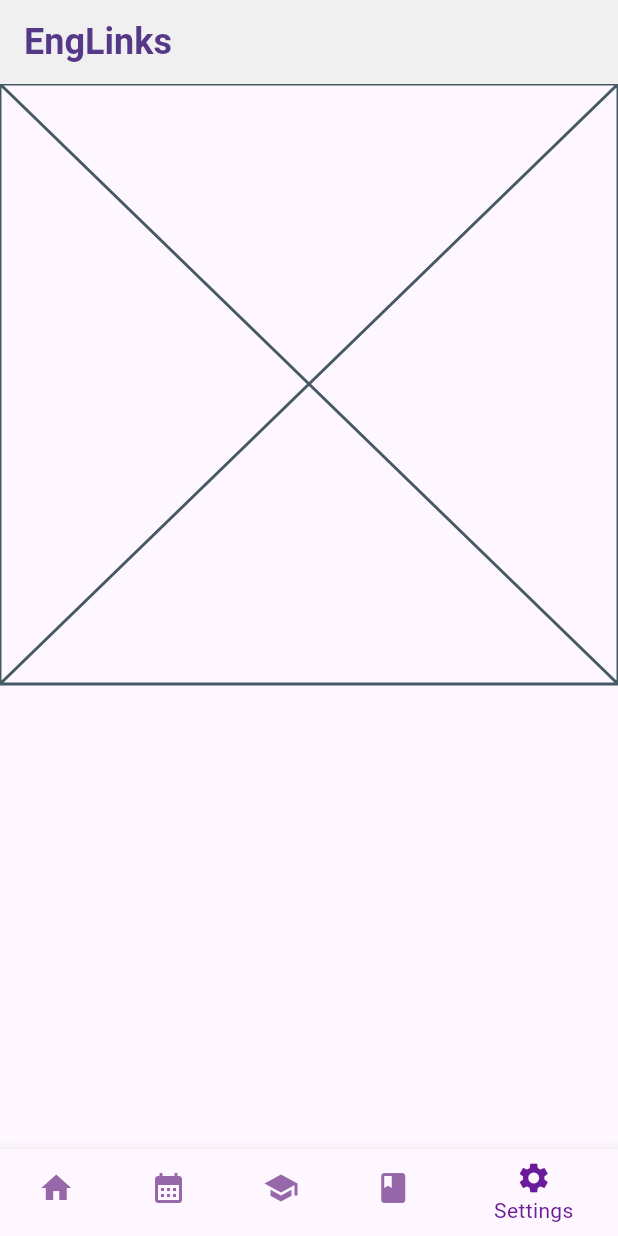
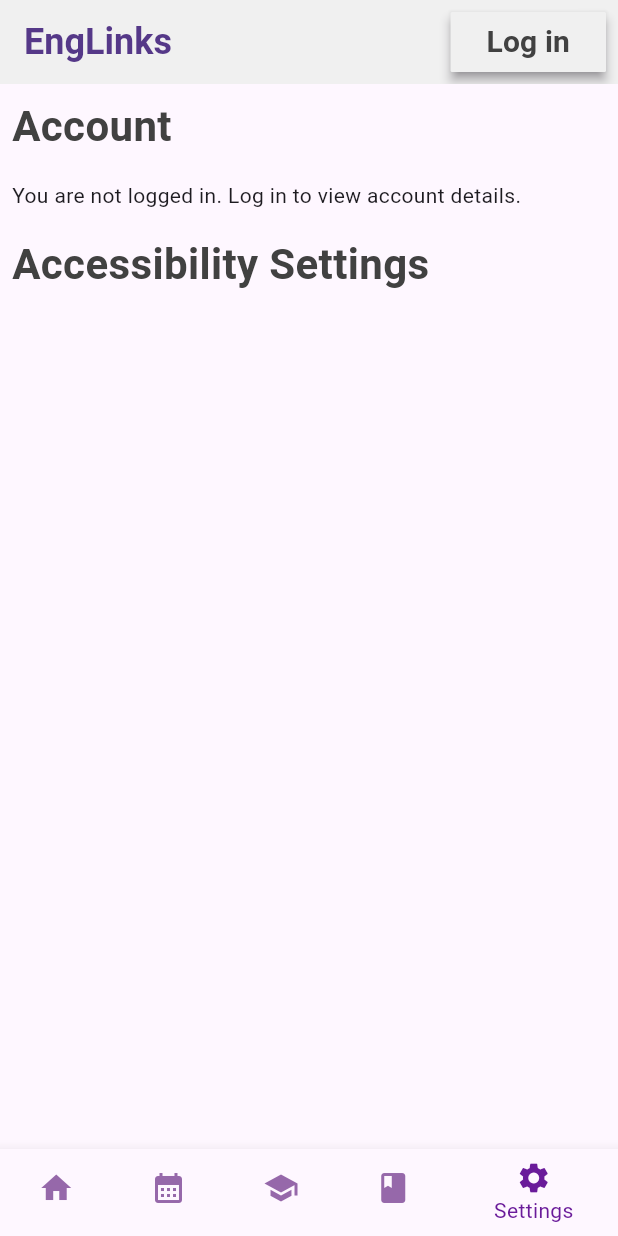
Before and after one commit to ebajec/EngLinks-App, a Flutter app: the screen it shows after launch, item 5 of the bottom bar chosen, on a phone screen of 412 x 824 dp. Run offline on Flutter 3.47's test engine with Material 2 defaults, Android fonts, the phone set to English and light mode, and no system bars; our stand-ins replace basic_utils, table_calendar; missing offline and left inert: dart:html; Roboto replaces fonts that are missing (Helvetica).

Commit message:
refactored code for login page

```diff
--- a/lib/app_state.dart
+++ b/lib/app_state.dart
@@ -1,5 +1,5 @@
 import 'package:flutter/material.dart';
-import 'package:provider/provider.dart';
+import 'login.dart';
 
 /*
 * Global application state.  Only add stuff to this which will need to be shared
@@ -8,14 +8,10 @@ user settings.  Other information pertaining to the state of a particular page
 should be contained within the state of that page.
 */
 class AppState extends ChangeNotifier {
-  String username = '';
-  void setGlobUserEmail(String user) {
-    username = user;
-  }
+  AccountInfo accountInfo = AccountInfo();
 
-  String password = '';
-  void setGlobPassword(String pass) {
-    password = pass;
+  bool isLoggedIn() {
+    return accountInfo.retrieveName() != null;
   }
 }
 
--- a/lib/main.dart
+++ b/lib/main.dart
@@ -1,3 +1,4 @@
+import 'package:englinks_app/login.dart';
 import 'package:flutter/material.dart';
 import 'package:provider/provider.dart';
 import 'app_state.dart';
@@ -49,7 +50,7 @@ class _MainDisplayState extends State<MainDisplay> {
     EventsPage(),
     TutorPage(),
     ResourcePage(),
-    Placeholder()
+    OptionsPage(),
   ];
 
   @override
@@ -68,6 +69,8 @@ class _MainDisplayState extends State<MainDisplay> {
           "EngLinks",
           style: MyTextStyles.appBarLarge(context),
         ),
+        //Item in top left corner changes depending on login status
+        actions: [AccountButton(loginState: appState.isLoggedIn())],
         backgroundColor: Color.fromARGB(255, 240, 240, 240),
       ),
       body: SingleChildScrollView(
@@ -107,3 +110,49 @@ class _MainDisplayState extends State<MainDisplay> {
     );
   }
 }
+
+class AccountButton extends StatelessWidget {
+  const AccountButton({
+    required this.loginState,
+    super.key,
+  });
+
+  final bool loginState;
+
+  @override
+  Widget build(BuildContext context) {
+    var appState = context.watch<AppState>();
+
+    List<Widget> elements = [];
+    if (!loginState) {
+      elements = [
+        Padding(
+          padding: const EdgeInsets.all(8.0),
+          child: ElevatedButton(
+              onPressed: () {
+                Navigator.push(
+                  context,
+                  MaterialPageRoute(builder: (context) => LoginForm()),
+                );
+              },
+              style: ElevatedButton.styleFrom(
+                foregroundColor: Theme.of(context).colorScheme.secondary,
+                backgroundColor: Color.fromARGB(255, 240, 240, 240),
+                shadowColor: Theme.of(context).colorScheme.outline,
+                elevation: 3,
+                shape: RoundedRectangleBorder(
+                    borderRadius: BorderRadius.circular(1)),
+                minimumSize: Size(100, 50),
+              ),
+              child: Text('Log in', style: MyTextStyles.boldSmall(context))),
+        )
+      ];
+    } else {
+      elements = [Text('Logged in as ${appState.accountInfo.retrieveName()}')];
+    }
+
+    return Row(
+      children: elements,
+    );
+  }
+}
--- /dev/null
+++ b/lib/misc_widgets.dart
@@ -0,0 +1,25 @@
+import 'package:flutter/material.dart';
+
+class AlignedText extends StatelessWidget {
+  final String text;
+  final AlignmentGeometry alignment;
+  final TextStyle style;
+
+  const AlignedText({
+    Key? key,
+    required this.text,
+    required this.alignment,
+    this.style = const TextStyle(),
+  }) : super(key: key);
+
+  @override
+  Widget build(BuildContext context) {
+    return Align(
+      alignment: alignment,
+      child: Padding(
+        padding: const EdgeInsets.all(8.0),
+        child: Text(text, style: style),
+      ),
+    );
+  }
+}
--- a/lib/my_styles.dart
+++ b/lib/my_styles.dart
@@ -33,6 +33,14 @@ class MyTextStyles {
         color: Color.fromARGB(255, 65, 65, 65));
   }
 
+  static TextStyle boldSmall(BuildContext context) {
+    return TextStyle(
+        fontSize: 20,
+        fontFamily: 'Helvetica',
+        fontWeight: FontWeight.bold,
+        color: Color.fromARGB(255, 65, 65, 65));
+  }
+
   static TextStyle buttonLarge(BuildContext context) {
     return TextStyle(
       fontSize: 42,
--- a/lib/options_page.dart
+++ b/lib/options_page.dart
@@ -1,5 +1,7 @@
 import 'package:flutter/material.dart';
 import 'package:provider/provider.dart';
+import 'my_styles.dart';
+import 'misc_widgets.dart';
 import 'app_state.dart';
 
 /*This should mostly just be accessibility options and login settings. */
@@ -13,156 +15,59 @@ class OptionsPage extends StatefulWidget {
 class _OptionsPageState extends State<OptionsPage> {
   @override
   Widget build(BuildContext context) {
+    var appState = context.watch<AppState>();
 
-    return MyApp();
-  }
-}
-
-class MyApp extends StatelessWidget {
-  const MyApp({super.key});
-
-  @override
-  Widget build(BuildContext context) {
-
-    return MaterialApp(
-      //theme: ThemeData(scaffoldBackgroundColor: Color.fromARGB(255, 255, 253, 255)),
-      debugShowCheckedModeBanner: false,
-      home: Scaffold(
-        body: const MyCustomForm(),
-      ),
+    return Column(
+      children: <Widget>[
+        AccountPage(loginState: appState.isLoggedIn()),
+        AccessibilityPage(),
+      ],
     );
   }
 }
 
-// Create a Form widget.
-class MyCustomForm extends StatefulWidget {
-  const MyCustomForm({super.key});
+class AccountPage extends StatelessWidget {
+  const AccountPage({
+    required this.loginState,
+    super.key,
+  });
 
-  @override
-  MyCustomFormState createState() {
-    return MyCustomFormState();
-  }
-}
-
-// Create a corresponding State class.
-// This class holds data related to the form.
-class MyCustomFormState extends State<MyCustomForm> {
-  TextEditingController userNameEmailController = TextEditingController();
-  TextEditingController passwordController = TextEditingController();
-
-  // Create a global key that uniquely identifies the Form widget
-  // and allows validation of the form.
-  final _formKey = GlobalKey<FormState>();
+  final bool loginState;
 
   @override
   Widget build(BuildContext context) {
     var appState = context.watch<AppState>();
-    // Build a Form widget using the _formKey created above.
-    return Form(
-      key: _formKey,
-      child: Column(
-        crossAxisAlignment: CrossAxisAlignment.start,
-        children: <Widget>[
 
-          Align(
+    return Column(
+      children: [
+        AlignedText(
+          text: 'Account',
+          alignment: Alignment.centerLeft,
+          style: MyTextStyles.titleMedium(context),
+        ),
+        if (!loginState)
+          AlignedText(
+            text: 'You are not logged in. Log in to view account details.',
             alignment: Alignment.centerLeft,
-            child: Container(
-              padding: const EdgeInsets.only(left: 18, right: 18, top: 15, bottom: 0),
-              child: Text("Login to EngLinks Account", style: TextStyle(fontSize: 22)),
-            ),
-          ),
+          )
+        else
+          Text('hello ${appState.accountInfo.retrieveName()}!'),
+      ],
+    );
+  }
+}
 
+class AccessibilityPage extends StatelessWidget {
+  const AccessibilityPage({
+    super.key,
+  });
 
-          Padding(
-            padding: EdgeInsets.only(left: 25, right: 25, top: 15, bottom: 0),
-            child: TextFormField(
-              controller: userNameEmailController,
-              decoration: InputDecoration(
-                hintText: 'Username/Email',
-                contentPadding: const EdgeInsets.only(left: 18, right: 18),
-                border: OutlineInputBorder(),
-              ),
-              // The validator receives the text that the user has entered.
-              validator: (value) {
-                if (value == null || value.isEmpty) {
-                  return 'Please enter a valid username or email address';
-                }else {
-                  setState(() {
-                    appState.setGlobUserEmail(value);
-                  });
-                }
-                return null;
-              },
-            ),
-          ),
-
-          Padding(
-            padding: const EdgeInsets.only(left: 25, right: 25, top: 15, bottom: 15),
-            child: TextFormField(
-              controller: passwordController,
-              decoration: InputDecoration(
-                hintText: 'Password',
-                contentPadding: const EdgeInsets.only(left: 18, right: 18),
-                border: OutlineInputBorder(),
-              ),
-              // The validator receives the text that the user has entered.
-              validator: (value) {
-                if (value == null || value.isEmpty) {
-                  return 'Please enter a valid password';
-                }else {
-                  setState(() {
-                    appState.setGlobUserEmail(value);
-                  });
-                }
-                return null;
-              },
-            ),
-          ),
-
-          Container(
-            alignment: Alignment.topCenter,
-            padding: EdgeInsets.only(bottom: 15),
-            child: SizedBox(
-              height: 40,
-              width: 200,
-              child: ElevatedButton(
-                onPressed: () {
-                  // Validate returns true if the form is valid, or false otherwise.
-                  if (_formKey.currentState!.validate()) {
-                    // If the form is valid, display a snackbar. In the real world,
-                    // you'd often call a server or save the information in a database.
-                    ScaffoldMessenger.of(context).showSnackBar(
-                      const SnackBar(content: Text('Attempting to log in...')),
-                    );
-                  }
-                },
-                style: ElevatedButton.styleFrom(
-                  primary: Colors.deepPurple, // Background color
-                ),
-                child: const Text('Login'),
-              ),
-            ),
-          ),
-
-          Divider(
-            color: Colors.black, //color of divider
-            height: 5, //height spacing of divider
-            thickness: 3, //thickness of divider line
-            indent: 15, //spacing at the start of divider
-            endIndent: 15, //spacing at the end of divider
-          ),
-
-          Align(
-            alignment: Alignment.centerLeft,
-            child: Container(
-              padding: const EdgeInsets.only(left: 18, right: 18, top: 15, bottom: 0),
-              child: Text("Accessibility Settings", style: TextStyle(fontSize: 22)),
-            ),
-          )
-
-        ],
-      ),
-    );
+  @override
+  Widget build(BuildContext context) {
+    return AlignedText(
+        text: "Accessibility Settings",
+        alignment: Alignment.centerLeft,
+        style: MyTextStyles.titleMedium(context));
   }
 }
 
```
Also changed, not shown: lib/login.dart (added, +176 -0 lines), lib/tutor_page.dart (+1 -24 lines).
